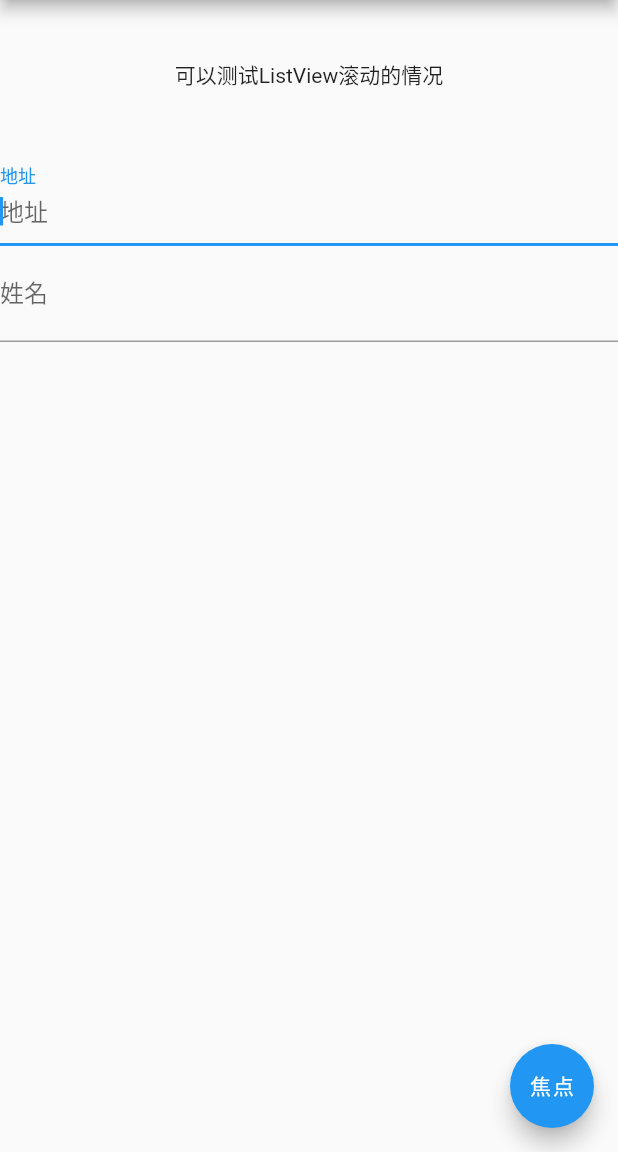
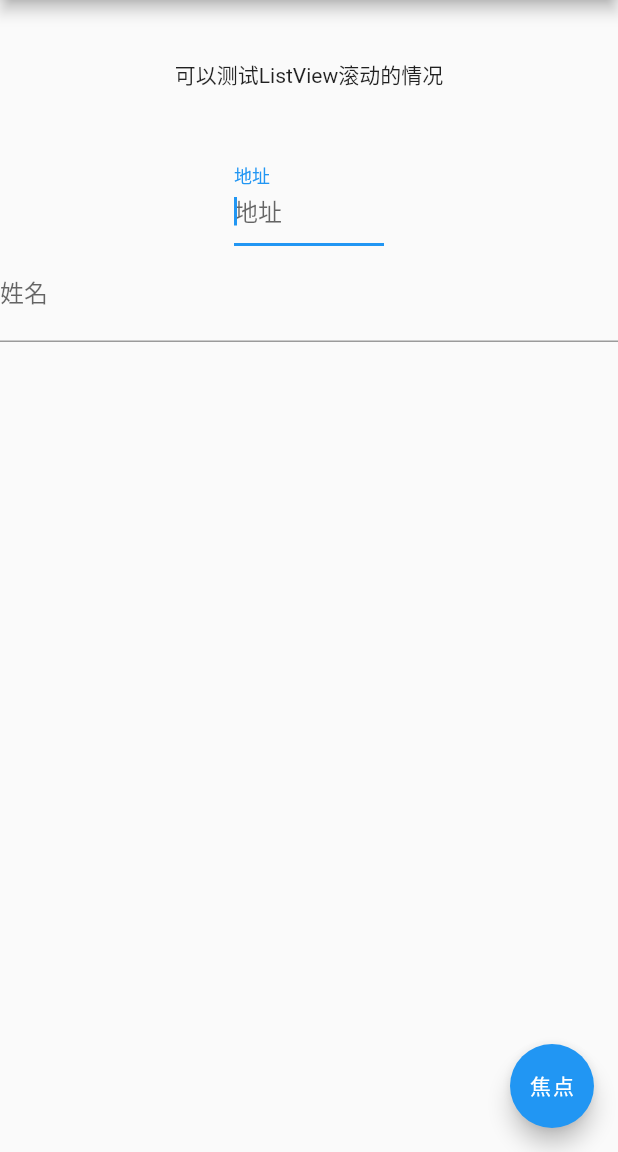
Before and after one commit to gzlock/flutter_focus_widget, a Flutter app: the screen it shows after launch, after a tap on "焦点", on a phone screen of 412 x 824 dp, the part 84-1236 px from its top. Run offline on Flutter 3.47's test engine with Material 2 defaults, Android fonts, the phone set to English and light mode, and no system bars.

Commit message:
20200212

```diff
--- a/example/lib/main.dart
+++ b/example/lib/main.dart
@@ -1,5 +1,5 @@
 import 'package:flutter/material.dart';
-import 'package:input/input.dart';
+import 'package:focus_widget/focus_widget.dart';
 
 void main() => runApp(MyApp());
 
@@ -29,11 +29,15 @@ class _MyHomePageState extends State<MyHomePage> {
 
   @override
   Widget build(BuildContext context) {
+    Locale myLocale = Localizations.localeOf(context);
+    String name, address;
+    print('${myLocale.languageCode} ${myLocale.countryCode}');
     return Scaffold(
       appBar: AppBar(
         title: Text(widget.title),
       ),
-      body: ListView(
+      body: SingleChildScrollView(
+        child: Column(
           children: [
             SizedBox(
               height: 100,
@@ -41,10 +45,10 @@ class _MyHomePageState extends State<MyHomePage> {
                 child: Text('可以测试ListView滚动的情况'),
               ),
             ),
-          FocusWidget(
+            Container(
+              width: 100,
+              child: FocusWidget(
                 focusNode: _address,
-            child: SizedBox(
-              width: 50,
                 child: TextField(
                   focusNode: _address,
                   decoration: InputDecoration(hintText: '地址', labelText: '地址'),
@@ -63,6 +67,7 @@ class _MyHomePageState extends State<MyHomePage> {
             ),
           ],
         ),
+      ),
       floatingActionButton: FloatingActionButton(
         child: Text('焦点'),
         onPressed: () {
--- a/example/pubspec.yaml
+++ b/example/pubspec.yaml
@@ -1,5 +1,5 @@
-name: a_input_widget_demo
-description: A demo for input widget.
+name: a_focus_widget_demo
+description: A demo for focus widget.
 
 # The following defines the version and build number for your application.
 # A version number is three numbers separated by dots, like 1.2.43
@@ -23,7 +23,7 @@ dependencies:
   # The following adds the Cupertino Icons font to your application.
   # Use with the CupertinoIcons class for iOS style icons.
   cupertino_icons: ^0.1.2
-  input:
+  focus_widget:
     path: ../
 
 dev_dependencies:
--- a/lib/input.dart
+++ b/lib/focus_widget.dart
@@ -28,7 +28,7 @@ class _FocusWidget extends State<FocusWidget> {
 
   @override
   void dispose() {
-    _focusNode.dispose();
+    _focusNode.removeListener(_focusEvent);
     super.dispose();
   }
 
@@ -38,9 +38,9 @@ class _FocusWidget extends State<FocusWidget> {
       final size = renderBox.size;
       final topLeft = renderBox.localToGlobal(Offset.zero);
       final bottomRight = topLeft + Offset(size.width, size.height);
-//      print('focus ${_focusNode.hasFocus} \n'
-//          'topLeft:$topLeft \n'
-//          'bottomRight: $bottomRight');
+      print('focus ${_focusNode.hasFocus} \n'
+          'topLeft:$topLeft \n'
+          'bottomRight: $bottomRight');
       _overlayEntry = new OverlayEntry(
         builder: (context) {
           return Stack(
@@ -55,8 +55,9 @@ class _FocusWidget extends State<FocusWidget> {
                       e.position.dx >= bottomRight.dx;
                   final overY = e.position.dy <= topLeft.dy ||
                       e.position.dy >= bottomRight.dy;
-                  if (overY || overY) {
-                    print('超出 $overX $overY');
+                  print('dx: $overX \ndy: $overY');
+                  if (overX || overY) {
+                    print('超出');
                     _focusNode?.unfocus();
                   }
                 },
--- a/pubspec.yaml
+++ b/pubspec.yaml
@@ -1,6 +1,5 @@
-name: input
-description: A focusable and blurable TextField widget.
-  100% same usage as TextField
+name: focus_widget
+description: A focusable and blurable widget.
 version: 1.0.0
 author: gzlock88@gmail.com
 homepage: https://github.com/gzlock/flutter_input
```
Also changed, not shown: example/pubspec.lock, 1 other file. Lines whose indentation alone changed are shown as unchanged.
